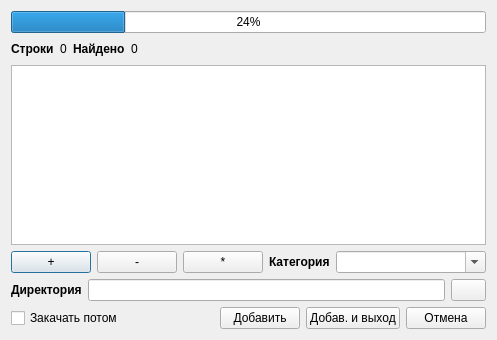
First picture: the form in REXLoader/importdialog.ui, repository RA9OAJ/rexloader, before the edit.
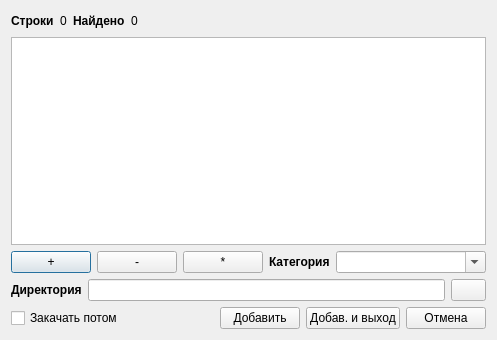
Second picture: the form after the edit.

The edit to the form file:
```diff
--- a/REXLoader/importdialog.ui
+++ b/REXLoader/importdialog.ui
@@ -14,13 +14,6 @@
    <string>Import URL's</string>
   </property>
   <layout class="QVBoxLayout" name="verticalLayout">
-   <item>
-    <widget class="QProgressBar" name="progressBar">
-     <property name="value">
-      <number>24</number>
-     </property>
-    </widget>
-   </item>
    <item>
     <layout class="QHBoxLayout" name="horizontalLayout">
      <item>
@@ -79,7 +72,20 @@
     </layout>
    </item>
    <item>
-    <widget class="QTableWidget" name="tableWidget"/>
+    <widget class="QTableWidget" name="tableWidget">
+     <property name="editTriggers">
+      <set>QAbstractItemView::NoEditTriggers</set>
+     </property>
+     <property name="textElideMode">
+      <enum>Qt::ElideNone</enum>
+     </property>
+     <property name="showGrid">
+      <bool>false</bool>
+     </property>
+     <property name="wordWrap">
+      <bool>false</bool>
+     </property>
+    </widget>
    </item>
    <item>
     <layout class="QHBoxLayout" name="horizontalLayout_2">
```
Left out of the diff: 14 changed lines with no effect on the pictures.
